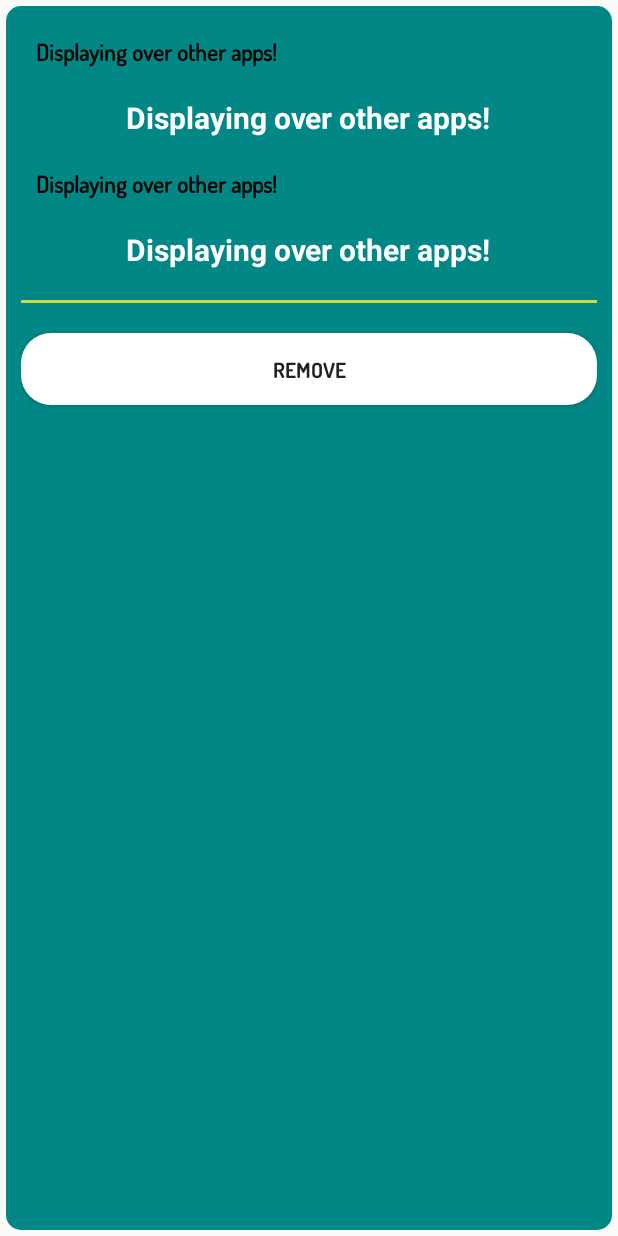
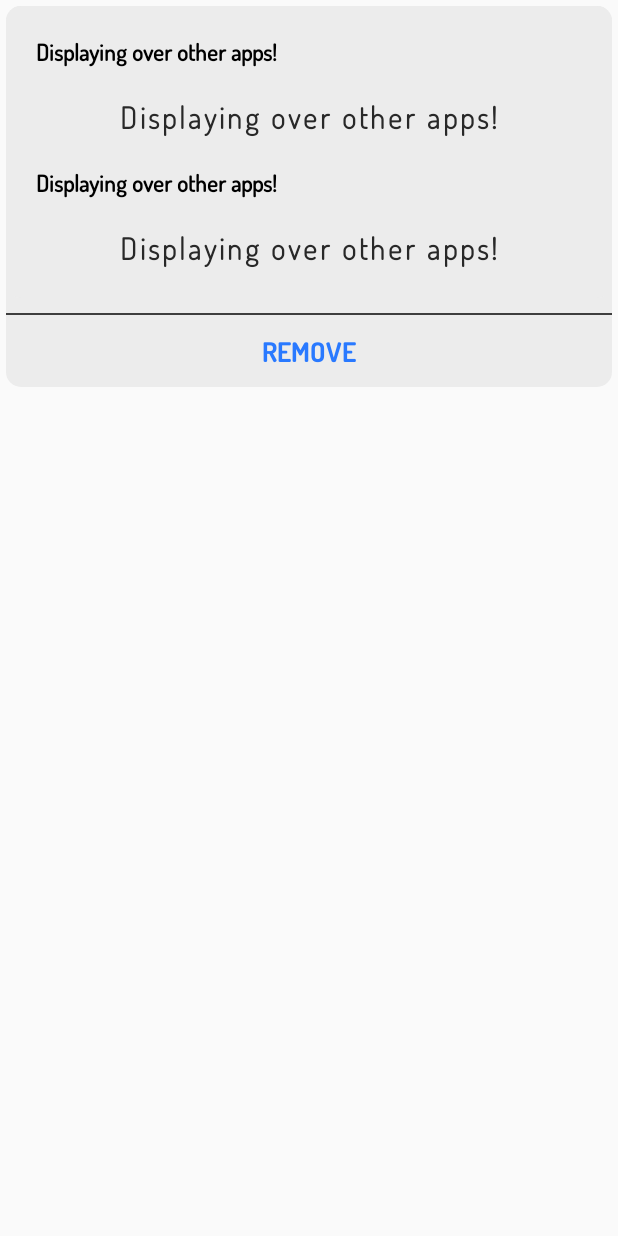
Before and after one commit to slimaneouragh/QuickShow, an Android app built with Jetpack Compose: the layout popup.xml on its own in the app's theme, with its tools: preview values and no code run, on a phone screen of 412 x 824 dp. Run offline under Robolectric (Android 15) with nearby library versions, the phone set to English and light mode, and no system bars; Roboto replaces fonts that are not available here.

Commit message:
initial commit

```diff
--- a/app/src/main/java/com/example/remch/popUp/CustomOverlayView.kt
+++ b/app/src/main/java/com/example/remch/popUp/CustomOverlayView.kt
@@ -27,8 +27,8 @@ class CustomOverlayView(
     text: Array<String>
 ) : ViewGroup(context) {
 
-    lateinit var layoutInflater: LayoutInflater
-    lateinit var mview: View
+     var layoutInflater: LayoutInflater
+     var mview: View
 
 
     init {
--- a/app/src/main/res/drawable/rounded_background.xml
+++ b/app/src/main/res/drawable/rounded_background.xml
@@ -1,5 +1,5 @@
 <?xml version="1.0" encoding="utf-8"?>
 <shape xmlns:android="http://schemas.android.com/apk/res/android">
-    <solid android:color="@color/teal_700"> </solid>
+    <solid android:color="#ECECEC"> </solid>
     <corners android:radius="10.dp"></corners>
 </shape>
--- a/app/src/main/res/drawable/rounded_button.xml
+++ b/app/src/main/res/drawable/rounded_button.xml
@@ -1,6 +1,6 @@
 <?xml version="1.0" encoding="utf-8"?>
 <shape xmlns:android="http://schemas.android.com/apk/res/android" android:shape="rectangle">
-<solid android:color="@color/white"> </solid>
+<solid android:color="#00FFFFFF"> </solid>
     <corners android:radius="20.dp"></corners>
 
 </shape>
--- a/app/src/main/res/layout/popup.xml
+++ b/app/src/main/res/layout/popup.xml
@@ -8,14 +8,27 @@
     android:padding="4dp">
 
 
+
     <LinearLayout
         android:layout_width="match_parent"
-        android:layout_height="match_parent"
+        android:layout_height="wrap_content"
+        android:background="@drawable/rounded_background"
+        android:orientation="vertical"
+        android:weightSum="5"
+        >
+        <ScrollView
+        android:layout_width="match_parent"
+        android:layout_height="wrap_content"
+            android:layout_weight="4"
+        tools:ignore="UselessParent">
+
+            <LinearLayout
+                android:layout_width="match_parent"
+                android:layout_height="wrap_content"
                 android:background="@drawable/rounded_background"
                 android:orientation="vertical"
                 android:padding="10dp"
                 >
-
 
             <TextView
                 android:id="@+id/from"
@@ -39,7 +52,9 @@
                 android:padding="10dp"
                 android:text="Displaying over other apps!"
                 android:textAlignment="center"
-                android:textColor="@color/white"
+                android:fontFamily="@font/dosis_light"
+                android:letterSpacing="0.1"
+                android:textColor="#282828"
                 android:textSize="20sp"
                 android:textStyle="bold" />
 
@@ -66,22 +81,27 @@
                 android:padding="10dp"
                 android:text="Displaying over other apps!"
                 android:textAlignment="center"
-                android:textColor="@color/white"
+                android:fontFamily="@font/dosis_light"
+                android:letterSpacing="0.1"
+                android:textColor="#282828"
                 android:textSize="20sp"
                 android:textStyle="bold" />
+            </LinearLayout>
+
+        </ScrollView>
 
             <View
                 android:layout_width="match_parent"
-                android:layout_height="2dp"
-                android:background="#CDDC39"
+                android:layout_height="1dp"
+                android:background="#3E3E3E"
                 android:layout_marginTop="10dp"
                 />
 
-            <Space
-                android:layout_width="match_parent"
-                android:layout_height="20dp">
+<!--            <Space-->
+<!--                android:layout_width="match_parent"-->
+<!--                android:layout_height="20dp">-->
 
-            </Space>
+<!--            </Space>-->
 
         <Button
             android:id="@+id/window_close"
@@ -89,12 +109,16 @@
             android:layout_height="wrap_content"
             android:background="@drawable/rounded_button"
             android:fontFamily="@font/dosis_bold"
+            android:textSize="18.sp"
+            android:textColor="#2979FF"
+            android:layout_weight="1"
             android:text="Remove" />
-
-
 
 
     </LinearLayout>
 
 
+
+
+
 </RelativeLayout>
--- a/app/src/main/res/values/quick_show_icon_background.xml
+++ b/app/src/main/res/values/quick_show_icon_background.xml
@@ -1,4 +1,4 @@
 <?xml version="1.0" encoding="utf-8"?>
 <resources>
-    <color name="quick_show_icon_background">#3DD7DC</color>
+    <color name="quick_show_icon_background">#D2D2D2</color>
 </resources>
```
Also changed, not shown: app/src/main/quick_show_icon-playstore.png, app/src/main/res/mipmap-hdpi/quick_show_icon.webp, app/src/main/res/mipmap-hdpi/quick_show_icon_round.webp, app/src/main/res/mipmap-mdpi/quick_show_icon.webp, app/src/main/res/mipmap-mdpi/quick_show_icon_round.webp, app/src/main/res/mipmap-xhdpi/quick_show_icon.webp, app/src/main/res/mipmap-xhdpi/quick_show_icon_round.webp, app/src/main/res/mipmap-xxhdpi/quick_show_icon.webp, app/src/main/res/mipmap-xxhdpi/quick_show_icon_round.webp, app/src/main/res/mipmap-xxxhdpi/quick_show_icon.webp, app/src/main/res/mipmap-xxxhdpi/quick_show_icon_round.webp. Lines whose indentation alone changed are shown as unchanged.
